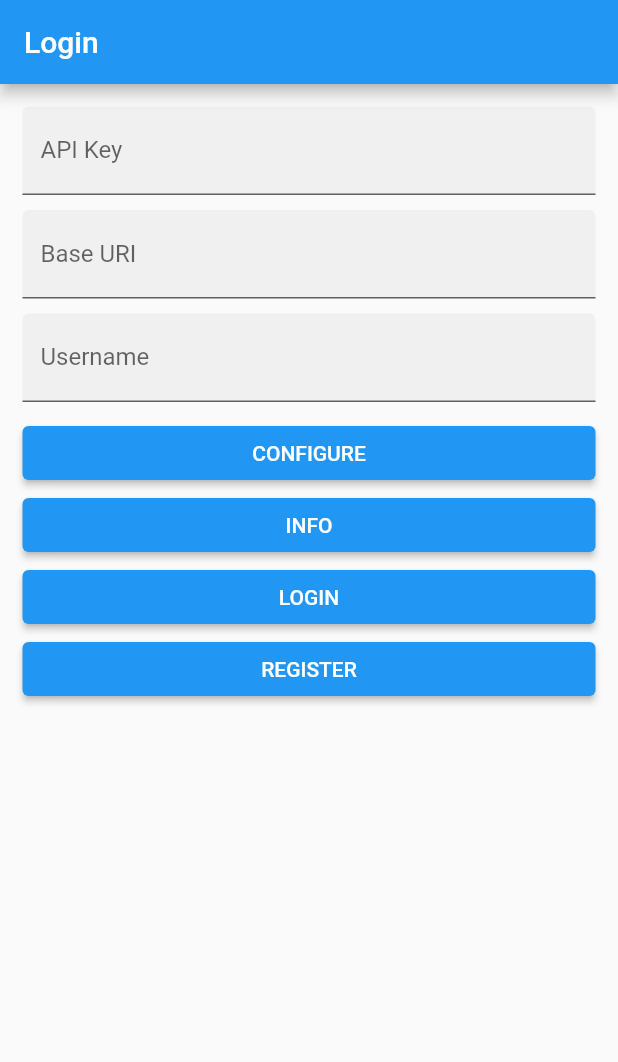
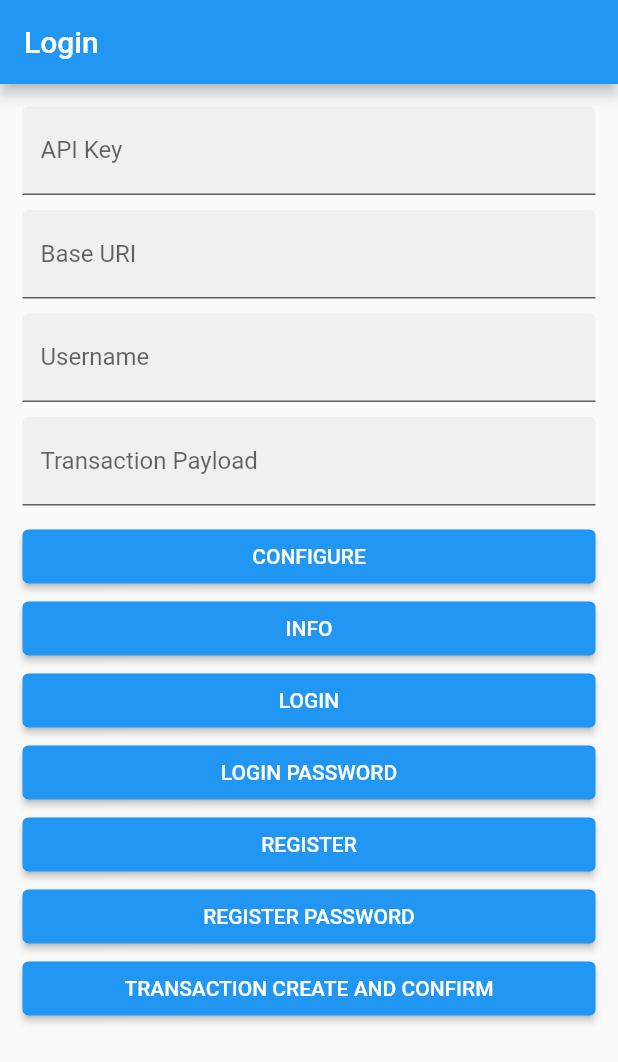
Before and after one commit to loginid1/flutter_test, a Flutter app: the screen it shows after launch, after a tap on "REGISTER", on a phone screen of 412 x 824 dp. Shown: the top 1062 px of the screen. Run offline on Flutter 3.47's test engine with Material 2 defaults, Android fonts, the phone set to English and light mode, and no system bars; missing offline and left inert: flutterpluginfidologinapi.

Commit message:
updated UI for new endpoints

```diff
--- a/lib/main.dart
+++ b/lib/main.dart
@@ -43,7 +43,10 @@ class _MyHomePageState extends State<MyHomePage> {
   final apiKeyController = TextEditingController();
   final baseUriController = TextEditingController();
   final usernameController = TextEditingController();
+  final txPayloadController = TextEditingController();
+  var password = "Qwerty1!";
   var isLoggedIn = false;
+  var needServiceToken = false;
 
   callAlertDialog(BuildContext context, String message) {
     final Widget ok = TextButton(
@@ -90,38 +93,128 @@ class _MyHomePageState extends State<MyHomePage> {
     callAlertDialog(context, message);
   }
 
-  Future<void> _registerButtonHandler(BuildContext context) async {
+  Future<void> _registerFido2Handler(BuildContext context) async {
     String clientId =
-        "gi4DN17MwjG1FPZGGDxJacXBaWIZgL8HcSB418Q2tBHyiTNMjzgMVGZ2vTOMOliG9xAFSWGoH-icgNzJA_sy6w==";
+        "uuVBmXTV2qfT72ukvX92-CetrOEKIiLPpjJatMOB1ZompTWLZguM6UPFpKs_ruKsjzb62XyFxmLcz8MqwMmRDA==";
     String baseURL =
-        "https://04c3a570-9621-11eb-9668-3d2d19cc8c42.sandbox-usw1.api.loginid.io";
+        "https://c83b7b90-1c22-11ec-b235-2df5f399316b.sandbox-usw1.api.loginid.io";
     await FPLoginApi.configure(clientId, baseURL);
 
     final String username = usernameController.text;
+
+    RegistrationOptions options;
+    if (needServiceToken) {
+      options = RegistrationOptions.buildAuth("");
+    }
+    final RegisterResponse res = await FPLoginApi.registerWithFido2(username, options);
+
+    try {
+      if (res.success) {
+        callAlertDialog(context, res.jwt);
+          setState(() {
+            isLoggedIn = true;
+          });
+      } else {
+        callAlertDialog(context, res.errorMessage);
+      }
+    } on PlatformException catch (err) {
+      callAlertDialog(context, err.message);
+    }
   }
 
-  Future<void> _loginButtonHandler(BuildContext context) async {
+  Future<void> _loginFido2Handler(BuildContext context) async {
     final String username = usernameController.text;
-    var res;
+
+    AuthenticationOptions options;
+    if (needServiceToken) {
+      options = AuthenticationOptions.buildAuth("");
+    }
+    final AuthenticateResponse res = await FPLoginApi.authenticateWithFido2(username, options);
 
     try {
-      if (username.isNotEmpty) {
-        //res = await FPLoginApi.loginWithUsername(username);
-      } else {
-        //res = await FPLoginApi.login();
-      }
-
       if (res.success == true) {
         final String _username = await FPLoginApi.getCurrentUsername();
-        callAlertDialog(context, "$_username successfully logged in!");
+        callAlertDialog(context, res.jwt);
         setState(() {
           isLoggedIn = true;
         });
       } else {
-        callAlertDialog(context, "ERROR: ${res.errorMessage}");
+        callAlertDialog(context, res.errorMessage);
       }
     } on PlatformException catch (err) {
-      callAlertDialog(context, "ERROR: ${err.message}");
+      callAlertDialog(context, err.message);
+    }
+  }
+
+  Future<void> _registerPasswordHandler(BuildContext context) async {
+    final String username = usernameController.text;
+
+    RegistrationOptions options;
+    if (needServiceToken) {
+      options = RegistrationOptions.buildAuth("");
+    }
+    final RegisterResponse res = await FPLoginApi.registerWithPassword(username, password, password, options);
+
+    try {
+      if (res.success) {
+        callAlertDialog(context, res.jwt);
+        setState(() {
+          isLoggedIn = true;
+        });
+      } else {
+        callAlertDialog(context, res.errorMessage);
+      }
+    } on PlatformException catch (err) {
+        callAlertDialog(context, res.errorMessage);
+    }
+  }
+
+  Future<void> _loginPasswordHandler(BuildContext context) async {
+    final String username = usernameController.text;
+
+    AuthenticationOptions options;
+    if (needServiceToken) {
+      options = AuthenticationOptions.buildAuth("");
+    }
+    final AuthenticateResponse res = await FPLoginApi.authenticateWithPassword(username, password, options);
+
+    try {
+      if (res.success) {
+        callAlertDialog(context, res.jwt);
+          setState(() {
+            isLoggedIn = true;
+          });
+      } else {
+        callAlertDialog(context, res.errorMessage);
+      }
+    } on PlatformException catch (err) {
+      callAlertDialog(context, err.message);
+    }
+  }
+
+  Future<void> _txConfirmationHandler(BuildContext context) async {
+    final String username = usernameController.text;
+    final String data = txPayloadController.text;
+    final String nonce = "sdf882fjf62gjs";
+
+    TransactionOptions options;
+    if (needServiceToken) {
+      options = TransactionOptions.buildAuth("");
+    }
+    TransactionPayload payload = TransactionPayload.build(nonce, data);
+    final TransactionResponse res = await FPLoginApi.transactionConfirmation(username, payload, options);
+
+    try {
+      if (res.success) {
+        callAlertDialog(context, res.jwt);
+          setState(() {
+            isLoggedIn = true;
+          });
+      } else {
+        callAlertDialog(context, res.errorMessage);
+      }
+    } on PlatformException catch (err) {
+      callAlertDialog(context, err.message);
     }
   }
 
@@ -175,6 +268,17 @@ class _MyHomePageState extends State<MyHomePage> {
               ),
             ),
           ),
+          new Container(
+            margin: const EdgeInsets.only(bottom: 10.0),
+            child: TextField(
+              key: Key("tx_payload"),
+              controller: txPayloadController,
+              decoration: new InputDecoration(
+                labelText: "Transaction Payload",
+                filled: true,
+              ),
+            ),
+          ),
           ElevatedButton(
               key: Key("configure"),
               onPressed: () {
@@ -188,17 +292,35 @@ class _MyHomePageState extends State<MyHomePage> {
               },
               child: Text("INFO")),
           ElevatedButton(
-              key: Key("login"),
+              key: Key("login_fido2"),
               onPressed: () {
-                _loginButtonHandler(context);
+                _loginFido2Handler(context);
               },
               child: Text("LOGIN")),
           ElevatedButton(
-              key: Key("register"),
+              key: Key("login_password"),
               onPressed: () {
-                _registerButtonHandler(context);
+                _loginPasswordHandler(context);
+              },
+              child: Text("LOGIN PASSWORD")),
+          ElevatedButton(
+              key: Key("register_fido2"),
+              onPressed: () {
+                _registerFido2Handler(context);
               },
               child: Text("REGISTER")),
+          ElevatedButton(
+              key: Key("register_password"),
+              onPressed: () {
+                _registerPasswordHandler(context);
+              },
+              child: Text("REGISTER PASSWORD")),
+          ElevatedButton(
+              key: Key("tx_confirmation"),
+              onPressed: () {
+                _txConfirmationHandler(context);
+              },
+              child: Text("TRANSACTION CREATE AND CONFIRM")),
           isLoggedIn
               ? ElevatedButton(
                   key: Key("logout"),
```
Also changed, not shown: 6 other files.
